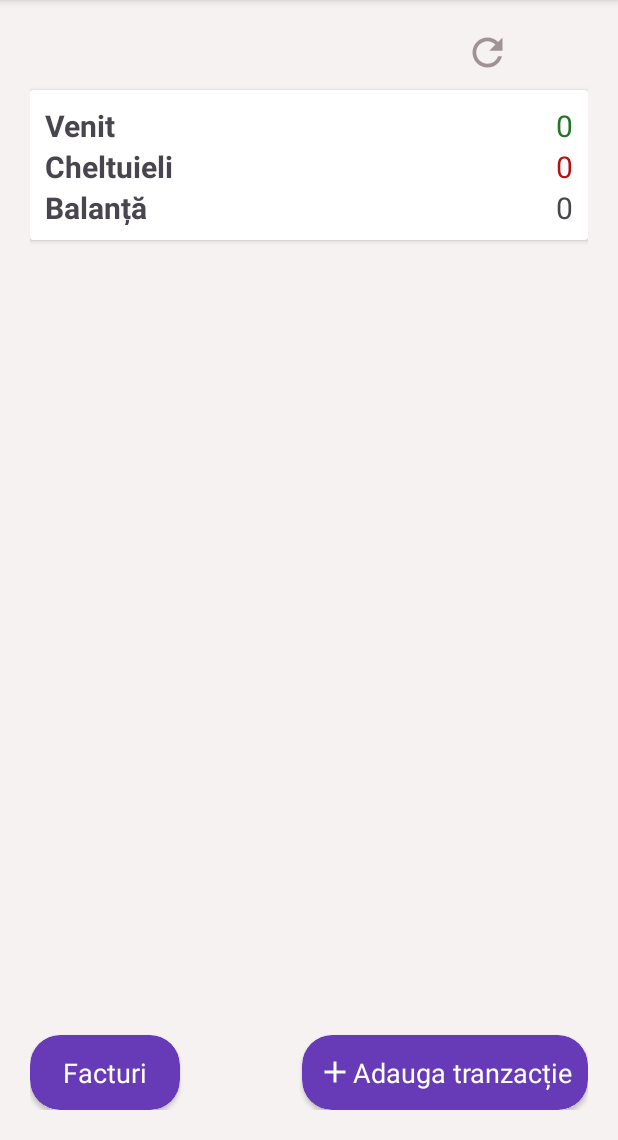
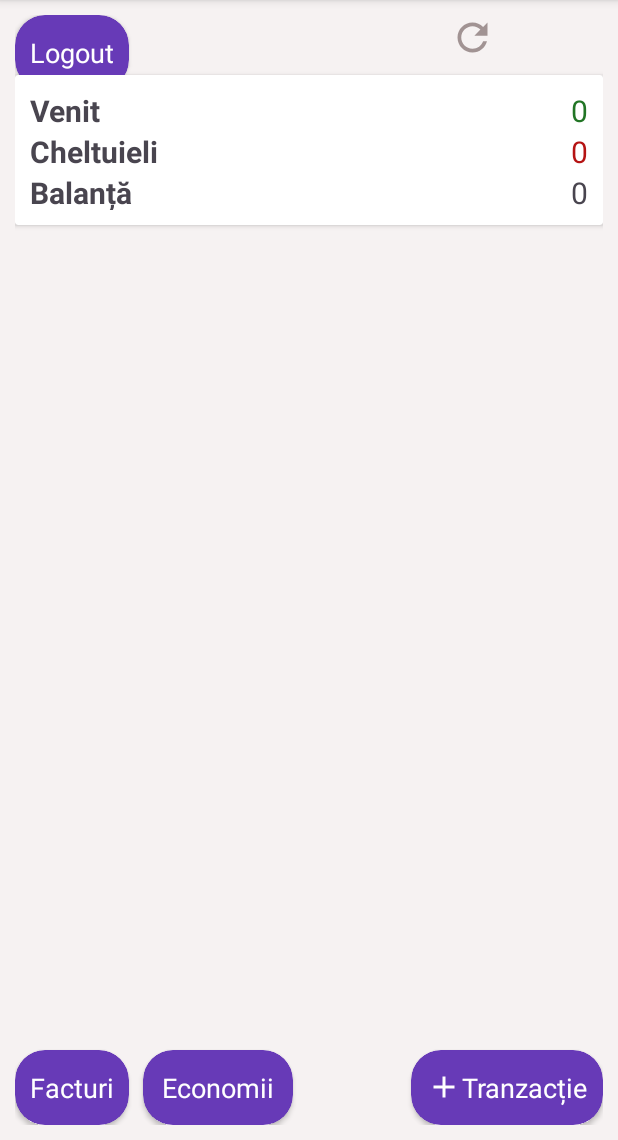
Before and after one commit to olivia-sarbu/Android_App, an Android app: the screen it shows after launch once a user with an empty profile is signed in (MainActivity), on a phone screen of 412 x 824 dp, the part 96-1236 px from its top. Run offline under Robolectric (Android 15) with nearby library versions, the light colour scheme and no system bars; our stand-ins replace Firebase (no records; nobody signed in at launch, a user with empty details on screens opened directly); libraries missing offline, so code that uses them is left out: org.eazegraph.lib; Roboto replaces fonts that are not available here; 10 statements that could not run were skipped.

Commit message:
Made changes and added new files

```diff
--- a/app/src/main/AndroidManifest.xml
+++ b/app/src/main/AndroidManifest.xml
@@ -18,6 +18,9 @@
     <uses-permission android:name="android.permission.FOREGROUND_SERVICE" />
 
     <uses-permission android:name="android.permission.NOTIFICATION_POLICY" />
+
+    <uses-permission android:name="android.permission.FOREGROUND_SERVICE" />
+
 
 
     <application
@@ -52,6 +55,9 @@
             android:name=".Register"
             android:exported="false"
             android:theme="@style/Theme.Material3.Light.NoActionBar" />
+        <activity android:name=".Savings"
+            android:exported="false" />
+
         <activity
             android:name=".Login"
             android:exported="true"
--- a/app/src/main/java/com/example/myapplication/MainActivity.java
+++ b/app/src/main/java/com/example/myapplication/MainActivity.java
@@ -4,7 +4,11 @@ import androidx.annotation.NonNull;
 import androidx.appcompat.app.AppCompatActivity;
 import androidx.recyclerview.widget.LinearLayoutManager;
 
+import android.app.ActivityManager;
+import android.content.Context;
 import android.content.Intent;
+import android.content.SharedPreferences;
+import android.os.Build;
 import android.os.Bundle;
 import android.view.View;
 import android.widget.Button;
@@ -46,6 +50,9 @@ public class MainActivity extends AppCompatActivity {
         super.onCreate(savedInstanceState);
         binding = ActivityMainBinding.inflate(getLayoutInflater());
         setContentView(binding.getRoot());
+
+
+
         firebaseFirestore=FirebaseFirestore.getInstance();
         firebaseAuth=FirebaseAuth.getInstance();
         transModelArrayList=new ArrayList<>();
@@ -88,6 +95,29 @@ public class MainActivity extends AppCompatActivity {
                 }catch (Exception e){
 
                 }
+            }
+        });
+
+        binding.economiiBtn.setOnClickListener(new View.OnClickListener() {
+            @Override
+            public void onClick(View view) {
+                try{
+                    startActivity(new Intent(MainActivity.this, Savings.class));
+                }
+                catch (Exception e){
+
+                }
+            }
+        });
+
+        binding.logoutBtn.setOnClickListener(new View.OnClickListener() {
+            @Override
+            public void onClick(View view) {
+
+                firebaseAuth.signOut();
+                Intent intent = new Intent(MainActivity.this, Login.class);
+                startActivity(intent);
+                finish();
             }
         });
 
@@ -135,4 +165,6 @@ public class MainActivity extends AppCompatActivity {
                 });
     }
 
+
+
 }
--- a/app/src/main/res/layout/activity_main.xml
+++ b/app/src/main/res/layout/activity_main.xml
@@ -5,10 +5,35 @@
     xmlns:tools="http://schemas.android.com/tools"
     android:layout_width="match_parent"
     android:layout_height="match_parent"
-    android:padding="20dp"
+    android:padding="10dp"
     android:background="@color/white"
     tools:context=".MainActivity"
     android:backgroundTint="#F6F2F2">
+
+    <androidx.cardview.widget.CardView
+        android:id="@+id/logout_btn"
+        android:backgroundTint="#673AB7"
+        android:layout_width="wrap_content"
+        android:layout_height="50dp"
+        app:cardCornerRadius="20dp"
+        android:padding="10dp">
+        <RelativeLayout
+            android:gravity="center"
+            android:layout_gravity="center"
+            android:layout_width="match_parent"
+            android:layout_height="wrap_content"
+            android:padding="10dp">
+            <TextView
+                android:layout_centerVertical="true"
+                android:text="Logout"
+                android:textSize="18sp"
+                android:textColor="@color/white"
+                android:layout_width="wrap_content"
+                android:layout_height="wrap_content"/>
+
+        </RelativeLayout>
+
+    </androidx.cardview.widget.CardView>
 
     <View
         android:id="@+id/refresh_page"
@@ -127,7 +152,7 @@
             <TextView
                 android:layout_centerVertical="true"
                 android:layout_toRightOf="@id/img_transaction"
-                android:text="Adauga tranzacție"
+                android:text="Tranzacție"
                 android:textSize="18sp"
                 android:textColor="@color/white"
                 android:layout_width="wrap_content"
@@ -142,7 +167,7 @@
         android:backgroundTint="#673AB7"
         android:layout_alignParentBottom="true"
         android:layout_alignParentLeft="true"
-        android:layout_width="100dp"
+        android:layout_width="wrap_content"
         android:layout_height="50dp"
         app:cardCornerRadius="20dp">
         <RelativeLayout
@@ -163,4 +188,31 @@
 
     </androidx.cardview.widget.CardView>
 
+    <androidx.cardview.widget.CardView
+        android:id="@+id/economii_btn"
+        android:backgroundTint="#673AB7"
+        android:layout_alignParentBottom="true"
+        android:layout_alignParentLeft="true"
+        android:layout_width="100dp"
+        android:layout_height="50dp"
+        app:cardCornerRadius="20dp"
+        android:layout_marginLeft="85dp">
+        <RelativeLayout
+            android:gravity="center"
+            android:layout_gravity="center"
+            android:layout_width="wrap_content"
+            android:layout_height="wrap_content"
+            android:padding="10dp">
+            <TextView
+                android:layout_centerVertical="true"
+                android:text="Economii"
+                android:textSize="18sp"
+                android:textColor="@color/white"
+                android:layout_width="wrap_content"
+                android:layout_height="wrap_content"/>
+
+        </RelativeLayout>
+
+    </androidx.cardview.widget.CardView>
+
 </RelativeLayout>
--- a/app/src/main/res/layout/bills.xml
+++ b/app/src/main/res/layout/bills.xml
@@ -59,10 +59,4 @@
 
     </androidx.cardview.widget.CardView>
 
-    <Button
-        android:id="@+id/send_notification"
-        android:layout_width="wrap_content"
-        android:layout_height="wrap_content"
-        android:text="sendNotif"/>
-
 </RelativeLayout>
--- a/settings.gradle
+++ b/settings.gradle
@@ -10,6 +10,7 @@ dependencyResolutionManagement {
     repositories {
         google()
         mavenCentral()
+        maven { url "https://jitpack.io" }
     }
 }
 rootProject.name = "My Application"
```
Also changed, not shown: app/build.gradle (+14 -2 lines), app/src/main/java/com/example/myapplication/Bills.java (+8 -59 lines), app/src/main/java/com/example/myapplication/NotificationService.java (+16 -24 lines), app/src/main/java/com/example/myapplication/Savings.java (added, +142 -0 lines), app/src/main/res/layout/savings.xml (added, +93 -0 lines), build.gradle (+10 -0 lines).
